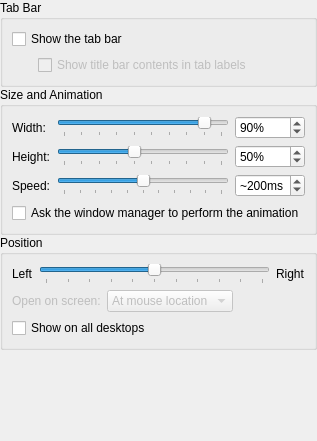
KDE/yakuake, file app/config/windowsettings.ui: the form before one commit.
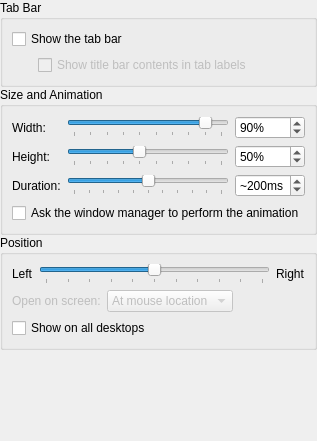
The form after the commit. Custom widgets are drawn as their Qt base class.

Commit message:
Better string.
BUG:261824

Diff of the .ui file:
```diff
--- a/app/config/windowsettings.ui
+++ b/app/config/windowsettings.ui
@@ -185,7 +185,7 @@
       <item row="2" column="0">
        <widget class="QLabel" name="speedLabel">
         <property name="text">
-         <string comment="@label:slider">Speed:</string>
+         <string comment="@label:slider">Duration:</string>
         </property>
        </widget>
       </item>
```
Left out of the diff: 2 changed lines with no effect on the pictures.
